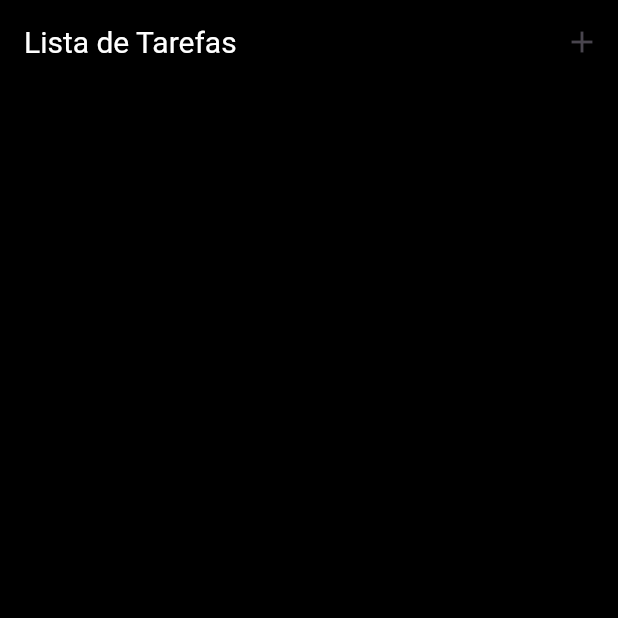
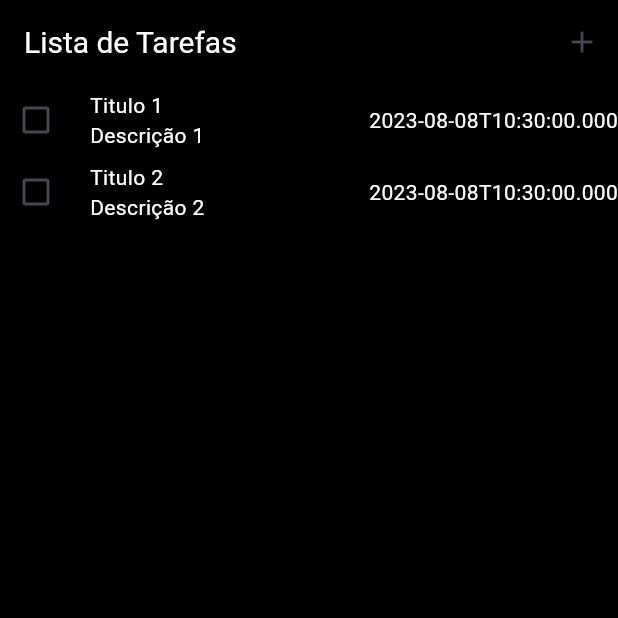
Before and after one commit to lucasfariasm/todo_list_provider, a Flutter app: the screen it shows after launch, on a phone screen of 412 x 824 dp, the top half of it. Run offline on Flutter 3.47's test engine with Material 2 defaults, Android fonts, the phone set to English and light mode, and no system bars.

Commit message:
add checkbox with title, descriptions and date

```diff
--- a/lib/features/todos/screens/todos_screen.dart
+++ b/lib/features/todos/screens/todos_screen.dart
@@ -1,4 +1,14 @@
 import 'package:flutter/material.dart';
+
+import '../../../shared/models/todo_model.dart';
+import '../widgets/todo_checkbox_widget.dart';
+import '../widgets/todo_date_widget.dart';
+import '../widgets/todo_title_and_description_widget.dart';
+
+final List<TodoModel> todos = [
+  TodoModel(title: 'Titulo 1', description: 'Descrição 1'),
+  TodoModel(title: 'Titulo 2', description: 'Descrição 2'),
+];
 
 class TodosScreen extends StatelessWidget {
   const TodosScreen({super.key});
@@ -15,7 +25,20 @@ class TodosScreen extends StatelessWidget {
           ),
         ],
       ),
-      body: Container(),
+      body: ListView.builder(
+        itemCount: todos.length,
+        itemBuilder: (_, int index) {
+          final TodoModel todo = todos[index];
+          return Row(
+            children: [
+              TodoCheckboxWidget(todo),
+              const SizedBox(width: 12),
+              TodoTitleAndDescriptionWidget(todo),
+              TodoDateWidget(todo),
+            ],
+          );
+        },
+      ),
     );
   }
 }
--- /dev/null
+++ b/lib/features/todos/widgets/todo_checkbox_widget.dart
@@ -0,0 +1,20 @@
+// ignore_for_file: public_member_api_docs, sort_constructors_first
+import 'package:flutter/material.dart';
+
+import '../../../shared/models/todo_model.dart';
+
+class TodoCheckboxWidget extends StatelessWidget {
+  final TodoModel todo;
+  const TodoCheckboxWidget(
+    this.todo, {
+    Key? key,
+  }) : super(key: key);
+
+  @override
+  Widget build(BuildContext context) {
+    return Checkbox(
+      value: false,
+      onChanged: (bool? isDone) => print(isDone),
+    );
+  }
+}
--- /dev/null
+++ b/lib/features/todos/widgets/todo_date_widget.dart
@@ -0,0 +1,19 @@
+import 'package:flutter/material.dart';
+
+import '../../../shared/models/todo_model.dart';
+
+class TodoDateWidget extends StatelessWidget {
+  final TodoModel todo;
+  const TodoDateWidget(this.todo, {super.key});
+
+  @override
+  Widget build(BuildContext context) {
+    return Padding(
+      padding: const EdgeInsets.only(left: 12),
+      child: Text(
+        todo.date.toIso8601String(),
+        style: const TextStyle(color: Colors.white),
+      ),
+    );
+  }
+}
--- /dev/null
+++ b/lib/features/todos/widgets/todo_title_and_description_widget.dart
@@ -0,0 +1,32 @@
+import 'package:flutter/material.dart';
+
+import '../../../shared/models/todo_model.dart';
+
+class TodoTitleAndDescriptionWidget extends StatelessWidget {
+  final TodoModel todo;
+  const TodoTitleAndDescriptionWidget(this.todo, {super.key});
+
+  @override
+  Widget build(BuildContext context) {
+    return Expanded(
+      child: Column(
+        crossAxisAlignment: CrossAxisAlignment.start,
+        children: [
+          Text(
+            todo.title,
+            style: const TextStyle(
+              color: Colors.white,
+            ),
+          ),
+          if (todo.description != null)
+            Text(
+              todo.description!,
+              style: const TextStyle(
+                color: Colors.white,
+              ),
+            ),
+        ],
+      ),
+    );
+  }
+}
--- /dev/null
+++ b/lib/shared/models/todo_model.dart
@@ -0,0 +1,16 @@
+import 'package:uuid/uuid.dart';
+
+class TodoModel {
+  final String id;
+  final String title;
+  final String? description;
+  final DateTime date;
+
+  TodoModel({
+    String? cId,
+    required this.title,
+    this.description,
+    DateTime? cDate,
+  })  : id = cId ?? const Uuid().v4(),
+        date = cDate ?? DateTime.now();
+}
```
